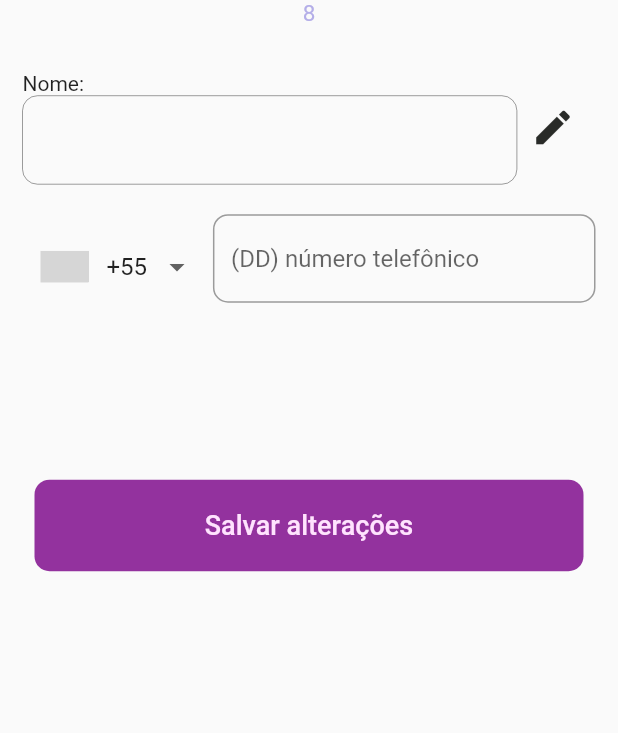
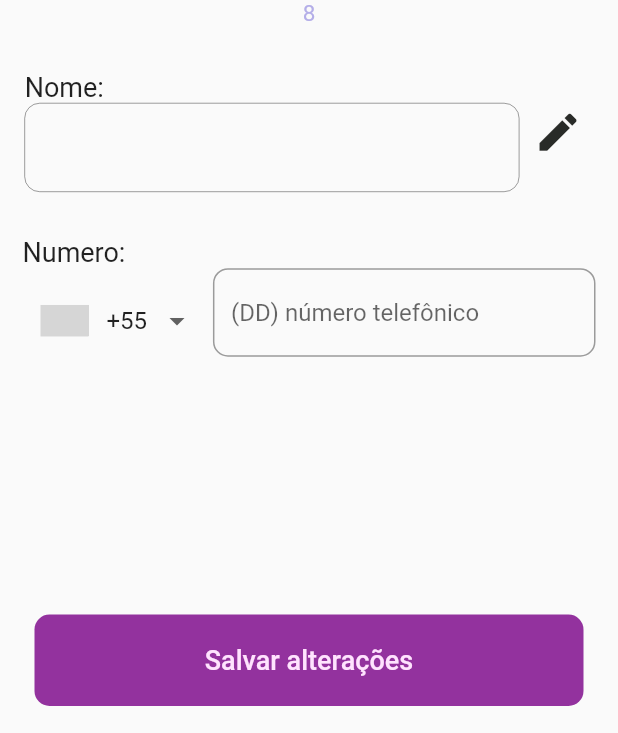
Before and after one commit to DanielLeiros/balaio, a Flutter app: the ProfilePage screen opened by its route, on a phone screen of 412 x 824 dp, the part 503-1236 px from its top. Run offline on Flutter 3.47's test engine with Material 2 defaults, Android fonts, the phone set to English and light mode, and no system bars; drawn by our look-alikes of intl_phone_number_input; our stand-ins replace cached_network_image, flutter_modular, geolocator; missing offline and left inert: fab_circular_menu, latlng, map; grey boxes are pictures that could not be loaded.

```diff
--- a/lib/app/modules/app_module.dart
+++ b/lib/app/modules/app_module.dart
@@ -2,6 +2,7 @@ import 'package:balaio/app/pages/auth_page.dart';
 import 'package:balaio/app/pages/home_page.dart';
 import 'package:balaio/app/pages/profile_page.dart';
 import 'package:balaio/app/pages/menu.dart';
+import 'package:balaio/app/pages/start_page.dart';
 import 'package:balaio/app/pages/welcome_page.dart';
 import 'package:flutter_modular/flutter_modular.dart';
 
@@ -13,7 +14,8 @@ class AppModule extends Module {
   // Provide all the routes for your module
   @override
   final List<ModularRoute> routes = [
-    ChildRoute('/', child: (_, __) => WelcomePage()),
+    ChildRoute('/', child: (_, __) => StartPage()),
+    ChildRoute('/welcome', child: (_, __) => WelcomePage()),
     ChildRoute('/auth', child: (_, __) => AuthPage()),
     ChildRoute('/home', child: (_, __) => HomePage()),
     ChildRoute('/menu',
--- a/lib/app/pages/profile_page.dart
+++ b/lib/app/pages/profile_page.dart
@@ -34,6 +34,9 @@ class _ProfilePageState extends State<ProfilePage> {
                 const EdgeInsets.only(top: 50, left: 15, right: 15, bottom: 10),
             child: Column(
               crossAxisAlignment: CrossAxisAlignment.center,
+              mainAxisAlignment: MainAxisAlignment.spaceBetween,
+              children: [
+                Column(
                   children: [
                     Image.asset(
                       'images/logo_n_bg.png',
@@ -58,6 +61,7 @@ class _ProfilePageState extends State<ProfilePage> {
                       height: 30,
                     ),
                     Row(
+                      mainAxisAlignment: MainAxisAlignment.spaceEvenly,
                       children: [
                         Container(
                           width: MediaQuery.of(context).size.width * .8,
@@ -70,14 +74,25 @@ class _ProfilePageState extends State<ProfilePage> {
                         IconButton(
                           icon: Icon(
                             Icons.create,
-                        size: 30,
+                            size: 33,
                             color: BalaioTheme.black,
                           ),
                           onPressed: () => toggleEditingName(),
                         )
                       ],
                     ),
-                SizedBox(height: 20),
+                    SizedBox(height: 30),
+                    Row(
+                      crossAxisAlignment: CrossAxisAlignment.start,
+                      children: [
+                        Text(
+                          "Numero: ",
+                          style: TextStyle(
+                            fontSize: 18,
+                          ),
+                        ),
+                      ],
+                    ),
                     InternationalPhoneNumberInput(
                       isEnabled: false,
                       hintText: '(DD) número telefônico',
@@ -90,6 +105,8 @@ class _ProfilePageState extends State<ProfilePage> {
                     ),
                     SizedBox(
                       height: 110,
+                    ),
+                  ],
                 ),
                 TextButton(
                   onPressed: () {
--- a/lib/app/widget/custom_input.dart
+++ b/lib/app/widget/custom_input.dart
@@ -6,8 +6,12 @@ class CustomInput extends StatefulWidget {
   String fieldName = '';
   Function onChange = () {};
   bool? enebled;
-
-  CustomInput({required this.fieldName, required this.onChange, this.enebled})
+  int? maxLines;
+  CustomInput(
+      {required this.fieldName,
+      required this.onChange,
+      this.enebled,
+      this.maxLines})
       : super();
 
   @override
@@ -18,8 +22,12 @@ class _CustomInputState extends State<CustomInput> {
   @override
   Widget build(BuildContext context) {
     return Column(crossAxisAlignment: CrossAxisAlignment.start, children: [
-      Text(widget.fieldName + ': '),
+      Text(
+        widget.fieldName + ': ',
+        style: TextStyle(fontSize: 18),
+      ),
       TextField(
+        maxLines: widget.maxLines ?? 1,
         enabled: widget.enebled ?? true,
         onChanged: widget.onChange(),
         decoration: InputDecoration(
--- a/lib/app/widget/top_bar.dart
+++ b/lib/app/widget/top_bar.dart
@@ -1,7 +1,6 @@
 import 'package:balaio/theme/theme.dart';
 import 'package:flutter/cupertino.dart';
 import 'package:flutter/material.dart';
-import 'package:flutter_modular/flutter_modular.dart';
 
 class TopBar extends StatelessWidget {
   const TopBar({
--- a/pubspec.yaml
+++ b/pubspec.yaml
@@ -27,6 +27,7 @@ flutter:
 
   assets:
     - images/
+    - images/ilustrations/
 
   # fonts:
   #   - family: Schyler
```
Also changed, not shown: lib/app/pages/auth_page.dart (+20 -3 lines), lib/app/pages/home_page.dart (+6 -3 lines), lib/app/pages/send_dialog.dart (added, +74 -0 lines), lib/app/pages/start_page.dart (added, +17 -0 lines), lib/app/pages/welcome_page.dart (+54 -7 lines), lib/app/widget/dropdown.dart (added, +53 -0 lines), images/ilustrations/undraw_Loving_it.png (added), images/ilustrations/undraw_Loving_it_re_jfh4.svg (deleted), images/ilustrations/undraw_Nature_fun.png (added), images/ilustrations/undraw_Nature_fun_re_iney.svg (deleted), images/ilustrations/undraw_messaging.png (added), images/ilustrations/undraw_messaging_app_ch6t.svg (deleted), images/ilustrations/undraw_online_connection_6778.svg (deleted), images/ilustrations/undraw_personal_information.png (added), 1 more files. Lines whose indentation alone changed are shown as unchanged.
